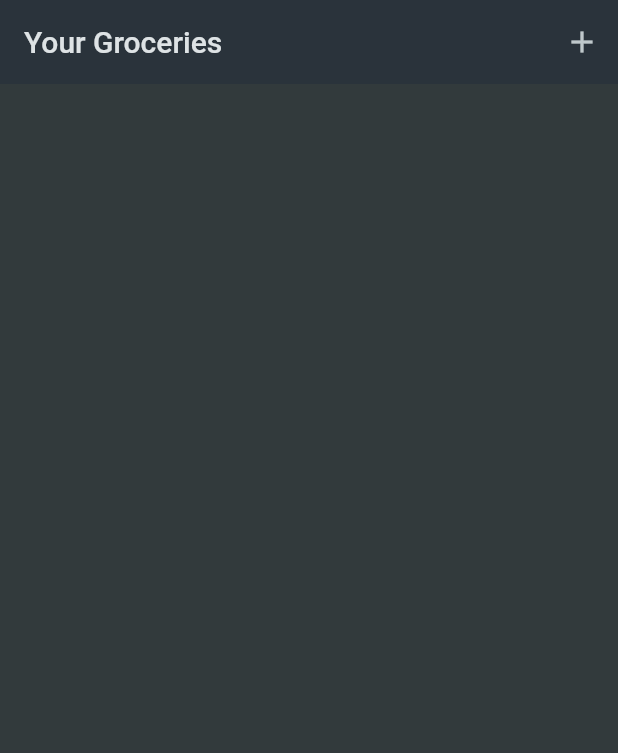
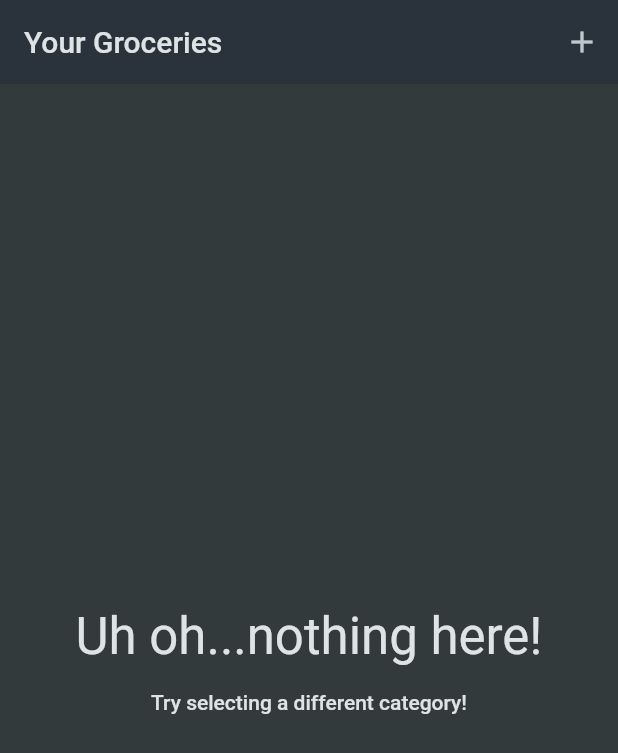
Before and after one commit to sophiagavrila/flutter_shopping_list, a Flutter app: the screen it shows after launch, on a phone screen of 412 x 824 dp. Shown: the top 753 px of the screen. Run offline on Flutter 3.47's test engine with Material 2 defaults, Android fonts, the light colour scheme and no system bars; our stand-ins replace flutter_riverpod.

Commit message:
add default screen for empty grocery_list

```diff
--- a/lib/widgets/grocery_list.dart
+++ b/lib/widgets/grocery_list.dart
@@ -31,6 +31,45 @@ class _GroceryListState extends State<GroceryList> {
 
   @override
   Widget build(BuildContext context) {
+
+    Widget content = ListView.builder(
+        itemCount: _groceryItems.length,
+        itemBuilder: (ctx, index) => ListTile(
+          title: Text(_groceryItems[index].name),
+          leading: Container(
+            width: 24,
+            height: 24,
+            color: _groceryItems[index].category.color,
+          ),
+          trailing: Text('${_groceryItems[index].quantity}'),
+        ),
+      );
+
+    if (_groceryItems.isEmpty) {
+      content = Center(
+        child: Column(
+          mainAxisSize: MainAxisSize.min,
+          children: [
+            Text(
+              'Uh oh...nothing here!',
+              style: Theme.of(context).textTheme.headlineMedium!.copyWith(
+                    color: Theme.of(context).colorScheme.onBackground,
+                  ),
+            ),
+            const SizedBox(
+              height: 16,
+            ),
+            Text(
+              'Try selecting a different category!',
+              style: Theme.of(context).textTheme.bodyLarge!.copyWith(
+                    color: Theme.of(context).colorScheme.onBackground,
+                  ),
+            ),
+          ],
+        ),
+      );
+    }
+
     return Scaffold(
       appBar: AppBar(
         title: const Text('Your Groceries'),
@@ -41,18 +80,7 @@ class _GroceryListState extends State<GroceryList> {
           ),
         ],
       ),
-      body: ListView.builder(
-        itemCount: _groceryItems.length,
-        itemBuilder: (ctx, index) => ListTile(
-          title: Text(_groceryItems[index].name),
-          leading: Container(
-            width: 24,
-            height: 24,
-            color: _groceryItems[index].category.color,
-          ),
-          trailing: Text('${_groceryItems[index].quantity}'),
-        ),
-      ),
-    );
+      body: content,
+      );
   }
 }
```
